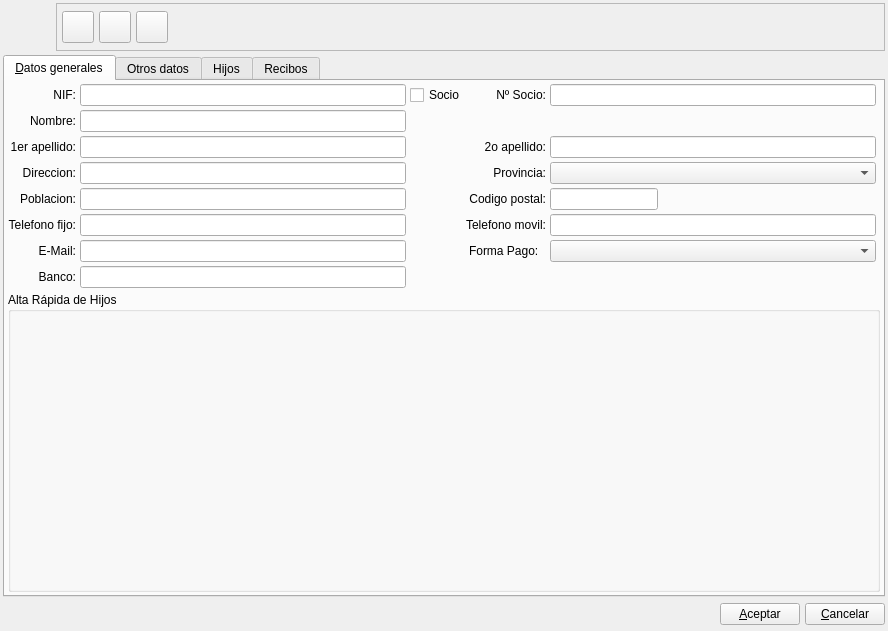
Before: the Qt Designer form bulmages/bulmafact/plugins/pluginbf_tutor/tutorbase.ui in eboladev/Bulmages-1, drawn with Qt 5.
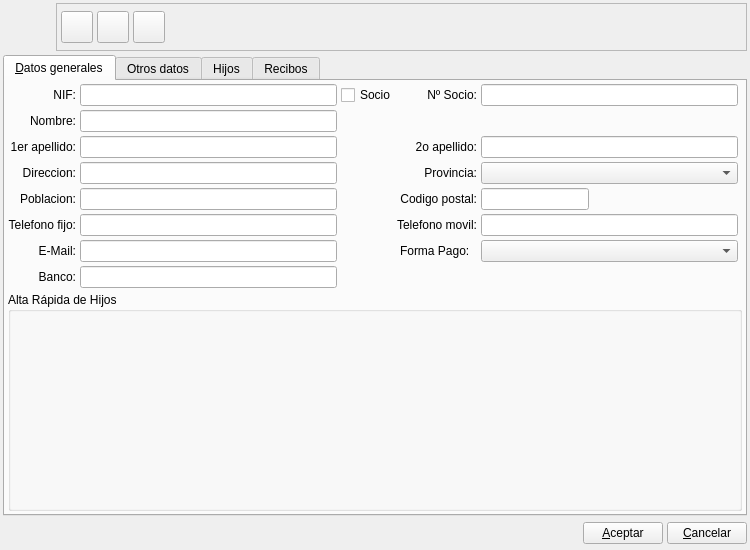
After: the same form once the commit is applied. Icons and pictures are not drawn. Custom widgets are drawn as their Qt base class.

Patch:
```diff
--- a/bulmages/bulmafact/plugins/pluginbf_tutor/tutorbase.ui
+++ b/bulmages/bulmafact/plugins/pluginbf_tutor/tutorbase.ui
@@ -7,14 +7,14 @@
    <rect>
     <x>0</x>
     <y>0</y>
-    <width>888</width>
-    <height>631</height>
+    <width>750</width>
+    <height>550</height>
    </rect>
   </property>
   <property name="minimumSize">
    <size>
-    <width>500</width>
-    <height>150</height>
+    <width>750</width>
+    <height>550</height>
    </size>
   </property>
   <property name="windowTitle">
@@ -68,10 +68,10 @@
        </property>
        <layout class="QHBoxLayout">
         <property name="spacing">
-         <number>5</number>
+         <number>4</number>
         </property>
         <property name="margin">
-         <number>5</number>
+         <number>4</number>
         </property>
         <item>
          <widget class="QToolButton" name="mui_guardar">
@@ -105,8 +105,8 @@
           </property>
           <property name="iconSize">
            <size>
-            <width>32</width>
-            <height>32</height>
+            <width>22</width>
+            <height>22</height>
            </size>
           </property>
           <property name="shortcut">
@@ -146,8 +146,8 @@
           </property>
           <property name="iconSize">
            <size>
-            <width>32</width>
-            <height>32</height>
+            <width>22</width>
+            <height>22</height>
            </size>
           </property>
           <property name="shortcut">
@@ -187,8 +187,8 @@
           </property>
           <property name="iconSize">
            <size>
-            <width>32</width>
-            <height>32</height>
+            <width>22</width>
+            <height>22</height>
            </size>
           </property>
           <property name="shortcut">
@@ -220,7 +220,7 @@
    <item row="2" column="0">
     <layout class="QHBoxLayout">
      <property name="spacing">
-      <number>5</number>
+      <number>4</number>
      </property>
      <property name="margin">
       <number>0</number>
@@ -698,6 +698,11 @@
  </widget>
  <layoutdefault spacing="4" margin="3"/>
  <customwidgets>
+  <customwidget>
+   <class>BfSubForm</class>
+   <extends>QTableWidget</extends>
+   <header>bfsubform.h</header>
+  </customwidget>
   <customwidget>
    <class>BlBankEdit</class>
    <extends>QLineEdit</extends>
@@ -718,11 +723,6 @@
    <extends>QComboBox</extends>
    <header>bfbuscarformapago.h</header>
   </customwidget>
-  <customwidget>
-   <class>BfSubForm</class>
-   <extends>QTableWidget</extends>
-   <header>bfsubform.h</header>
-  </customwidget>
   <customwidget>
    <class>BlSearchWidget</class>
    <extends>QWidget</extends>
```
